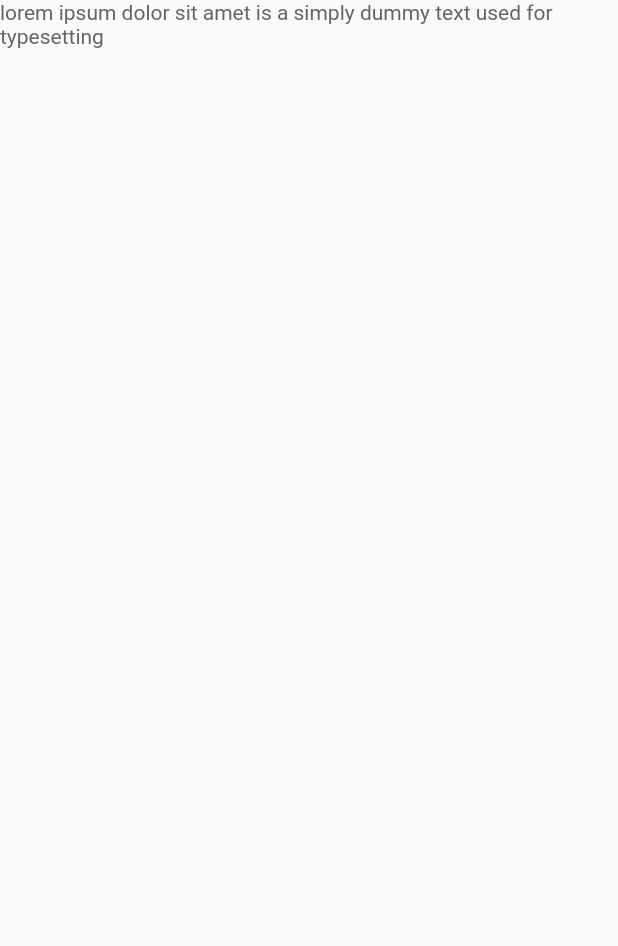
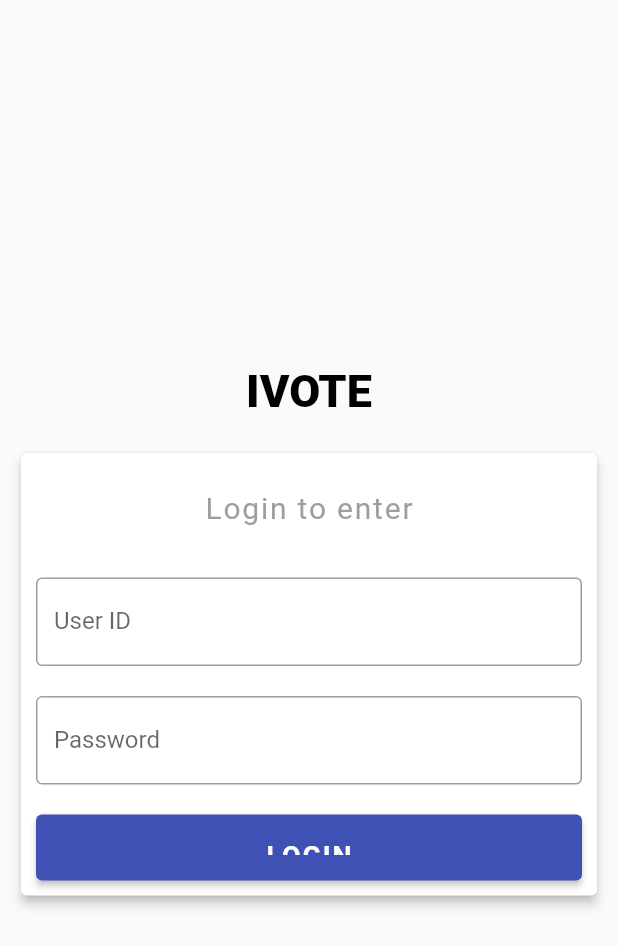
Before and after one commit to abdulrazakshaikh/ivote, a Flutter app: the screen it shows after launch, on a phone screen of 412 x 824 dp. Shown: the top 946 px of the screen. Run offline on Flutter 3.47's test engine with Material 2 defaults, Android fonts, the phone set to English and light mode, and no system bars; our stand-ins replace google_fonts; Roboto replaces fonts that are missing (Source Sans Pro).

Commit message:
Add files via upload

```diff
--- a/lib/ui/login.dart
+++ b/lib/ui/login.dart
@@ -1,3 +1,5 @@
+import 'dart:ui';
+
 import 'package:flutter/cupertino.dart';
 import 'package:flutter/material.dart';
 import 'package:flutter/painting.dart';
@@ -13,12 +15,90 @@ class Login extends StatefulWidget {
 
 class _LoginState extends State<Login> with TickerProviderStateMixin{
 
-bool _existinguser = true;
+  TextEditingController nameController = TextEditingController();
+  TextEditingController passwordController = TextEditingController();
 
   @override
   Widget build(BuildContext context) {
     return Scaffold(
-     body: Text('lorem ipsum dolor sit amet is a simply dummy text used for typesetting')
+     body: Padding(
+       padding: EdgeInsets.all(10),
+       child: Center(
+        child:
+        Column(
+          mainAxisAlignment: MainAxisAlignment.center,
+          crossAxisAlignment: CrossAxisAlignment.center,
+          children: <Widget>[
+            Container(
+              alignment: Alignment.center,
+              padding: EdgeInsets.symmetric(horizontal: 10, vertical: 20),
+              child: Text('iVote'.toUpperCase(),
+                style: TextStyle(color: Colors.black, fontWeight: FontWeight.w900, fontSize: 30),
+              )
+            ),
+            Card(
+              elevation: 3,
+              child: Column(
+                children: [
+                  Container(
+                      alignment: Alignment.center,
+                      padding: EdgeInsets.symmetric(vertical: 25),
+                      child: const Text(
+                        'Login to enter',
+                        style: TextStyle(fontSize: 20, letterSpacing: 1.2, fontWeight: FontWeight.w400, color: Colors.grey),
+                      ),
+                  ),
+                  Container(
+                    padding: EdgeInsets.all(10),
+                    child: TextField(
+                      controller: nameController,
+                      decoration: const InputDecoration(
+                        border: OutlineInputBorder(),
+                        labelText: 'User ID',
+                      ),
+                    ),
+                  ),
+                  Container(
+                    padding: EdgeInsets.all(10),
+                    child: TextField(
+                      obscureText: true,
+                      controller: passwordController,
+                      decoration: InputDecoration(
+                        border: OutlineInputBorder(),
+                        labelText: 'Password',
+                      ),
+                    ),
+                  ),
+                  Container(
+                    width: double.infinity,
+                    height: 64,
+                      padding: EdgeInsets.all(10),
+                      child: ElevatedButton(
+                        onPressed: (){},
+                        style: ElevatedButton.styleFrom(
+                          primary: Theme.of(context).colorScheme.primary,
+                          padding: EdgeInsets.symmetric(horizontal: 15, vertical: 17),
+                          alignment: Alignment.center,
+                        ),
+                        child: Text('LOGIN',
+                          style: Theme.of(context).textTheme.headline6!.merge(
+                            TextStyle(color: Colors.white, letterSpacing: 1.2,)
+                          ),
+                        ),
+                      ),
+                  ),
+
+                ],
+              ),
+            )
+
+          ],
+        )
+      ),
+     )
+
+
+
     );
   }
 }
```
